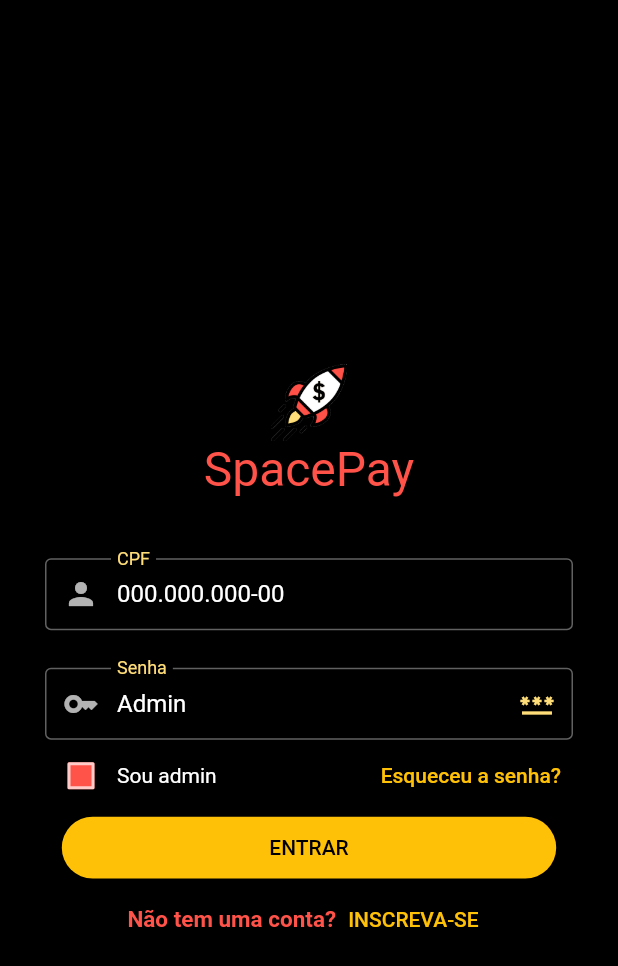
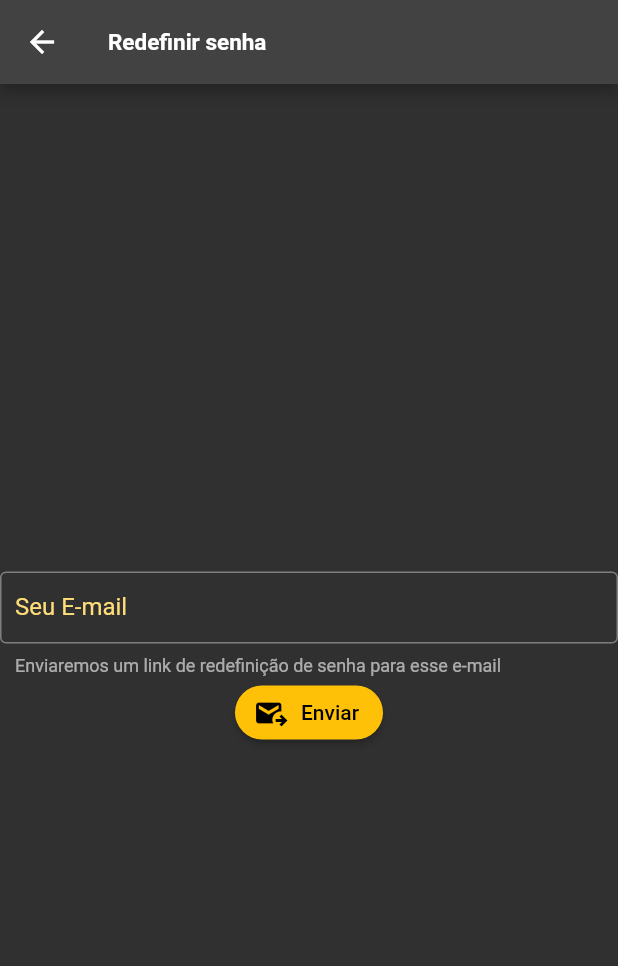
Before and after one commit to rafaeucastro/spacepay, a Flutter app: the screen it shows after launch, after a tap on "Esqueceu a senha?", on a phone screen of 412 x 824 dp. Shown: the top 966 px of the screen. Run offline on Flutter 3.47's test engine with Material 2 defaults, Android fonts, the phone set to English and light mode, and no system bars; our stand-ins replace brasil_fields, firebase_auth, firebase_core, image_picker; accounts and stored records are empty; network calls fail.

Commit message:
Feito função para redefinir senha

```diff
--- a/lib/main.dart
+++ b/lib/main.dart
@@ -1,6 +1,7 @@
 import 'package:spacepay/providers/cards_requests.dart';
 import 'package:spacepay/views/screens/card_requests.dart';
-import 'package:spacepay/views/screens/requests.dart';
+// ignore: depend_on_referenced_packages
+import 'package:firebase_core/firebase_core.dart';
 import 'package:spacepay/views/screens/dashboard.dart';
 import 'package:flutter/material.dart';
 import 'package:provider/provider.dart';
@@ -17,7 +18,12 @@ import 'package:spacepay/views/screens/sign-up.dart';
 import 'package:spacepay/util/routes.dart';
 import 'package:spacepay/views/screens/user_profile.dart';
 
-void main() => runApp(const SpacePay());
+void main() async {
+  WidgetsFlutterBinding.ensureInitialized();
+  await Firebase.initializeApp();
+
+  runApp(const SpacePay());
+}
 
 class SpacePay extends StatelessWidget {
   const SpacePay({Key? key}) : super(key: key);
--- a/lib/models/auth.dart
+++ b/lib/models/auth.dart
@@ -14,7 +14,7 @@ abstract class AuthMode {
   static const signUp = "signUp";
 }
 
-class Auth with ChangeNotifier {
+class Auth extends Constants with ChangeNotifier {
   static const email = "email";
   static const password = "password";
   bool _isADM = false;
@@ -22,6 +22,7 @@ class Auth with ChangeNotifier {
   Client? _client;
   String? _token;
   String? _userId;
+  Map<String, String> clientLoginData = {}; //04/11/2022
 
   Client? get client {
     if (isClientAuth) {
@@ -82,6 +83,17 @@ class Auth with ChangeNotifier {
     }
   }
 
+  //04/11/2022
+  Future<void> loadClientLoginData() async {
+    final response =
+        await http.get(Uri.parse('${Constants.baseUrl}/clientLoginData.json)'));
+
+    if (response.body != 'null') {
+      Map<String, dynamic> data = jsonDecode(response.body);
+      print(data);
+    }
+  }
+
   Future<void> authenticate(String cpf, String password, bool isADM) async {
     Client? client;
     Admin? admin;
--- a/lib/models/exceptions/auth_exception.dart
+++ b/lib/models/exceptions/auth_exception.dart
@@ -7,12 +7,17 @@ class AuthException implements Exception {
     'EMAIL_NOT_FOUND': 'E-mail não encontrado.',
     'INVALID_PASSWORD': 'Senha informada não confere.',
     'USER_DISABLED': 'A conta do usuário foi desabilitada.',
+    'user-not-found': 'Não existe nenhum usuário cadastrado com esse e-mail',
   };
 
   final String key;
 
   AuthException(this.key);
 
+  static String translateException(String code) {
+    return errors[code] ?? "Hm... descupe. Ocorreu um erro da nossa parte!";
+  }
+
   @override
   String toString() {
     return errors[key] ?? 'Ocorreu um erro no processo de autenticação.';
--- a/lib/views/screens/login.dart
+++ b/lib/views/screens/login.dart
@@ -7,6 +7,7 @@ import 'package:brasil_fields/brasil_fields.dart';
 import 'package:flutter/material.dart';
 import 'package:flutter/services.dart';
 import 'package:provider/provider.dart';
+import 'package:spacepay/views/screens/reset_password.dart';
 
 class Login extends StatefulWidget {
   const Login({Key? key}) : super(key: key);
@@ -200,8 +201,10 @@ class _LoginState extends State<Login> {
                             ],
                           ),
                           TextButton(
-                            //TODO
-                            onPressed: () {},
+                            onPressed: () =>
+                                Navigator.of(context).push(MaterialPageRoute(
+                              builder: (context) => const ResetPassword(),
+                            )),
                             child: Text(
                               "Esqueceu a senha?",
                               style: theme.textTheme.button,
--- /dev/null
+++ b/lib/views/screens/reset_password.dart
@@ -0,0 +1,84 @@
+import 'package:firebase_auth/firebase_auth.dart';
+import 'package:flutter/material.dart';
+import 'package:spacepay/models/exceptions/auth_exception.dart';
+import 'package:spacepay/util/utils.dart';
+import '../../util/validators.dart';
+
+class ResetPassword extends StatefulWidget {
+  const ResetPassword({super.key});
+
+  @override
+  State<ResetPassword> createState() => _ResetPasswordState();
+}
+
+class _ResetPasswordState extends State<ResetPassword> {
+  final _emailController = TextEditingController();
+
+  void _resetPassword() async {
+    showDialog(
+      context: context,
+      barrierDismissible: false,
+      builder: (context) => const Center(
+        child: CircularProgressIndicator(),
+      ),
+    );
+
+    try {
+      await FirebaseAuth.instance
+          .sendPasswordResetEmail(email: _emailController.text);
+    } on FirebaseAuthException catch (error) {
+      Utils.showSnackBar(AuthException.translateException(error.code), context);
+      Navigator.of(context).pop();
+
+      return;
+    }
+
+    _goToLoginScreen();
+  }
+
+  void _goToLoginScreen() {
+    Utils.showSnackBar(
+        "Link enviado! Siga os passos indicados no seu e-mail e faça login com a nova senha.",
+        context);
+    Navigator.of(context).pop();
+  }
+
+  @override
+  void dispose() {
+    super.dispose();
+    _emailController.dispose();
+  }
+
+  @override
+  Widget build(BuildContext context) {
+    return Scaffold(
+      appBar: AppBar(
+        title: const Text("Redefinir senha"),
+      ),
+      body: SafeArea(
+          child: Column(
+        mainAxisAlignment: MainAxisAlignment.center,
+        children: [
+          TextFormField(
+            decoration: const InputDecoration(
+              labelText: 'Seu E-mail',
+              border: OutlineInputBorder(),
+              helperText:
+                  "Enviaremos um link de redefinição de senha para esse e-mail",
+            ),
+            textInputAction: TextInputAction.send,
+            keyboardType: TextInputType.emailAddress,
+            validator: Validator.emailValidator,
+            autovalidateMode: AutovalidateMode.onUserInteraction,
+            controller: _emailController,
+          ),
+          ElevatedButton.icon(
+            onPressed: _resetPassword,
+            icon: const Icon(Icons.outgoing_mail),
+            label: const Text("Enviar"),
+          ),
+        ],
+      )),
+    );
+  }
+}
```
Also changed, not shown: lib/providers/users.dart (+18 -0 lines), lib/util/utils.dart (added, +11 -0 lines), 3 other files.
